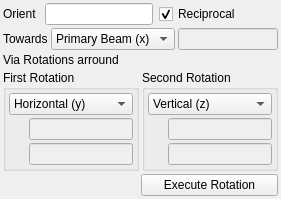
First picture: the form in Reorient.ui, repository BackupTheBerlios/clip-svn, before the edit.
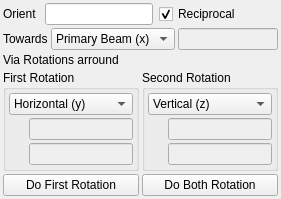
Second picture: the form after the edit.

```diff
--- a/Reorient.ui
+++ b/Reorient.ui
@@ -427,17 +427,17 @@
    <item row="4" column="0" >
     <layout class="QHBoxLayout" name="horizontalLayout_3" >
      <item>
-      <spacer name="horizontalSpacer_3" >
-       <property name="orientation" >
-        <enum>Qt::Horizontal</enum>
+      <widget class="QPushButton" name="doFirstRatation" >
+       <property name="sizePolicy" >
+        <sizepolicy vsizetype="Fixed" hsizetype="Expanding" >
+         <horstretch>0</horstretch>
+         <verstretch>0</verstretch>
+        </sizepolicy>
        </property>
-       <property name="sizeHint" stdset="0" >
-        <size>
-         <width>0</width>
-         <height>20</height>
-        </size>
+       <property name="text" >
+        <string>Do First Rotation</string>
        </property>
-      </spacer>
+      </widget>
      </item>
      <item>
       <widget class="QPushButton" name="doRatation" >
@@ -448,7 +448,7 @@
         </sizepolicy>
        </property>
        <property name="text" >
-        <string>Execute Rotation</string>
+        <string>Do Both Rotation</string>
        </property>
       </widget>
      </item>
```
Left out of the diff: 43 changed lines with no effect on the pictures.
